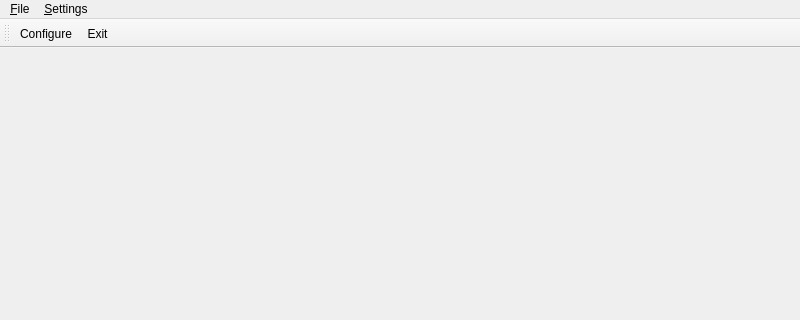
The window that mainwindow.ui (Neitron-byte/VKR) describes before a commit, drawn with Qt 5; both pictures show x 0 to 800 and y 0 to 320 of the 800 by 600 pixel window.
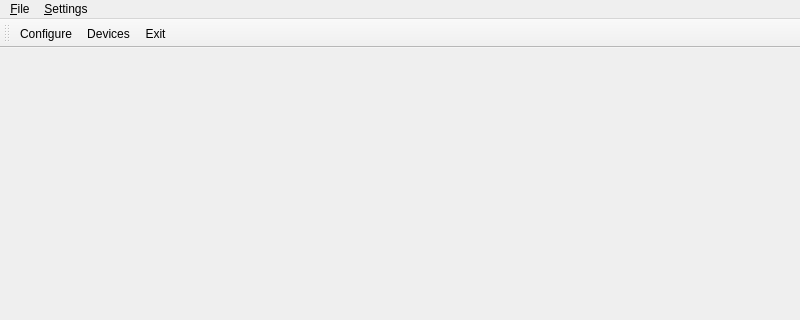
The same window after the commit. Icons and pictures are not drawn.

```diff
--- a/mainwindow.ui
+++ b/mainwindow.ui
@@ -50,6 +50,7 @@
     <bool>false</bool>
    </attribute>
    <addaction name="action_Configure"/>
+   <addaction name="action_Devices"/>
    <addaction name="action_Exit"/>
   </widget>
   <action name="action_Exit">
@@ -70,6 +71,15 @@
     <string>&amp;Configure</string>
    </property>
   </action>
+  <action name="action_Devices">
+   <property name="icon">
+    <iconset resource="Images.qrc">
+     <normaloff>:/Icon/Pictures/Device.png</normaloff>:/Icon/Pictures/Device.png</iconset>
+   </property>
+   <property name="text">
+    <string>&amp;Devices</string>
+   </property>
+  </action>
  </widget>
  <resources>
   <include location="Images.qrc"/>
```
Left out of the diff: 1 changed line with no effect on the pictures.
